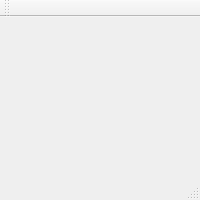
This is src/mainwindow.ui in ashotkhachatryan/TriangleSolver as Qt 5 draws it before an edit. The edited form follows.
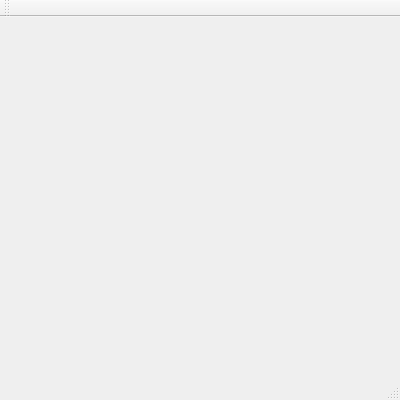
This is the edited form.

What changed in the file:
```diff
--- a/src/mainwindow.ui
+++ b/src/mainwindow.ui
@@ -5,8 +5,8 @@
    <rect>
     <x>0</x>
     <y>0</y>
-    <width>200</width>
-    <height>200</height>
+    <width>400</width>
+    <height>400</height>
    </rect>
   </property>
   <property name="windowTitle" >
```
